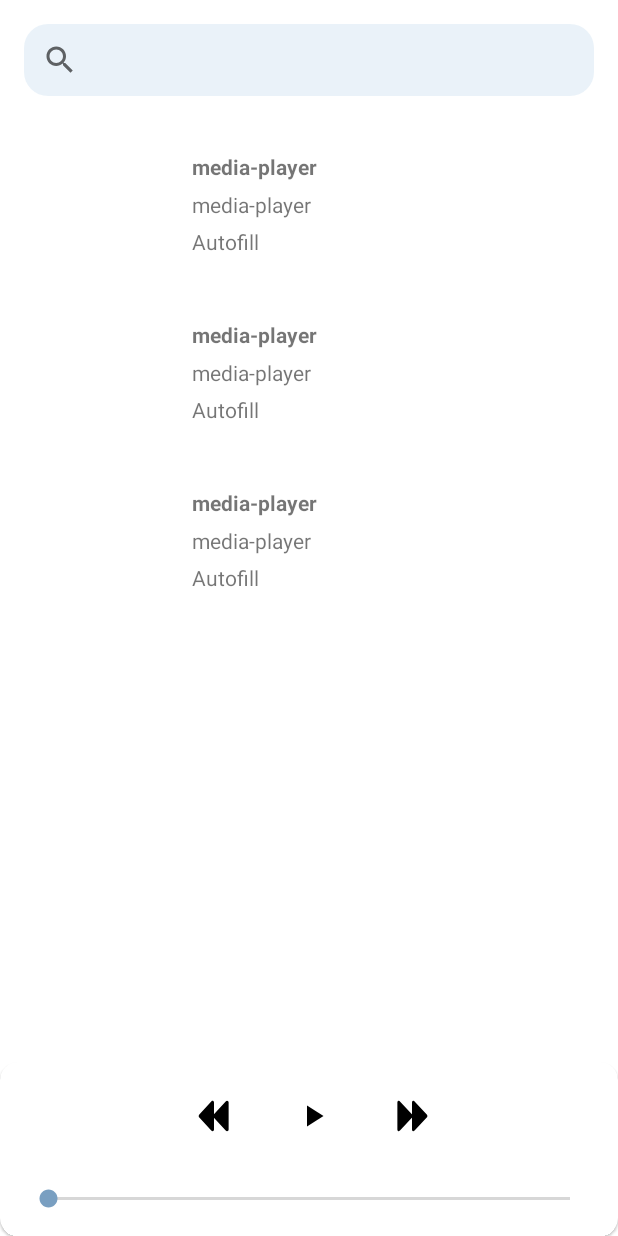
After one commit to yogigoey716/media-player, an Android app: the layout fragment_home.xml on its own in the app's theme, with its tools: preview values and no code run, on a phone screen of 412 x 824 dp. The commit adds this screen. Run offline under Robolectric (Android 15) with nearby library versions, the phone set to English and light mode, and no system bars.

Commit message:
Added feature play audio and implement services

```diff
--- /dev/null
+++ b/app/src/main/res/layout/fragment_home.xml
@@ -0,0 +1,126 @@
+<?xml version="1.0" encoding="utf-8"?>
+<androidx.constraintlayout.widget.ConstraintLayout xmlns:android="http://schemas.android.com/apk/res/android"
+    xmlns:app="http://schemas.android.com/apk/res-auto"
+    xmlns:tools="http://schemas.android.com/tools"
+    android:layout_width="match_parent"
+    android:layout_height="match_parent"
+    tools:context=".feature.home.HomeFragment">
+
+    <androidx.appcompat.widget.SearchView
+        android:id="@+id/search_view"
+        android:layout_width="match_parent"
+        android:layout_height="wrap_content"
+        android:layout_margin="@dimen/margin_medium"
+        android:background="@drawable/search_background"
+        app:layout_constraintEnd_toEndOf="parent"
+        app:layout_constraintStart_toStartOf="parent"
+        app:layout_constraintTop_toTopOf="parent" />
+
+    <ProgressBar
+        android:id="@+id/progress_bar"
+        android:layout_width="wrap_content"
+        android:layout_height="wrap_content"
+        android:layout_margin="@dimen/margin_medium"
+        android:visibility="gone"
+        android:indeterminateTint="@color/light_blue"
+        app:layout_constraintBottom_toBottomOf="parent"
+        app:layout_constraintEnd_toEndOf="parent"
+        app:layout_constraintStart_toStartOf="parent"
+        app:layout_constraintTop_toTopOf="parent"
+        />
+    <androidx.recyclerview.widget.RecyclerView
+        android:id="@+id/rv_records"
+        android:layout_width="match_parent"
+        android:layout_height="0dp"
+        android:layout_margin="@dimen/margin_medium"
+        app:layout_constraintBottom_toTopOf="@id/card_actions"
+        app:layout_constraintEnd_toEndOf="parent"
+        app:layout_constraintStart_toStartOf="parent"
+        app:layout_constraintTop_toBottomOf="@id/search_view"
+
+        tools:listitem="@layout/item_playlist" />
+
+    <com.google.android.material.card.MaterialCardView
+        android:id="@+id/card_actions"
+        android:layout_width="match_parent"
+        android:layout_height="wrap_content"
+        app:cardCornerRadius="12dp"
+        app:layout_constraintBottom_toBottomOf="parent"
+        app:layout_constraintEnd_toEndOf="parent"
+        app:layout_constraintStart_toStartOf="parent"
+        app:layout_constraintTop_toBottomOf="@id/rv_records">
+
+        <androidx.constraintlayout.widget.ConstraintLayout
+            android:layout_width="match_parent"
+            android:layout_height="wrap_content"
+            android:clickable="false">
+
+            <LinearLayout
+                android:id="@+id/ly_action"
+                android:layout_width="match_parent"
+                android:layout_height="wrap_content"
+                android:gravity="center"
+                android:orientation="horizontal"
+                app:layout_constraintEnd_toEndOf="parent"
+                app:layout_constraintStart_toStartOf="parent"
+                app:layout_constraintTop_toTopOf="parent">
+
+
+                <com.google.android.material.floatingactionbutton.FloatingActionButton
+                    android:id="@+id/btn_previous"
+                    android:layout_width="@dimen/button_media"
+                    android:layout_height="@dimen/button_media"
+                    android:src="@drawable/ic_previous"
+                    android:layout_margin="@dimen/margin_smapp"
+                    android:backgroundTint="@android:color/transparent"
+                    android:elevation="0dp" app:elevation="0dp"
+                    app:borderWidth="0dp"
+                    app:pressedTranslationZ="0dp" app:rippleColor="@android:color/white"
+                    android:text="" />
+
+
+                <com.google.android.material.floatingactionbutton.FloatingActionButton
+                    android:id="@+id/btn_play"
+                    android:layout_width="@dimen/button_media"
+                    android:layout_height="@dimen/button_media"
+                    android:minWidth="0dp"
+                    android:minHeight="0dp"
+                    android:layout_margin="@dimen/margin_smapp"
+                    android:src="@drawable/ic_play"
+                    android:backgroundTint="@android:color/transparent"
+                    android:elevation="0dp" app:elevation="0dp"
+                    app:borderWidth="0dp"
+                    app:pressedTranslationZ="0dp" app:rippleColor="@android:color/white"
+                    android:text="" />
+
+                <com.google.android.material.floatingactionbutton.FloatingActionButton
+                    android:id="@+id/btn_next"
+                    android:layout_width="@dimen/button_media"
+                    android:layout_height="@dimen/button_media"
+                    android:src="@drawable/ic_next"
+                    android:layout_margin="@dimen/margin_smapp"
+                    android:backgroundTint="@android:color/transparent"
+                    android:elevation="0dp" app:elevation="0dp"
+                    app:borderWidth="0dp"
+                    app:pressedTranslationZ="0dp" app:rippleColor="@android:color/white"
+                    android:text="" />
+            </LinearLayout>
+
+
+            <SeekBar
+                android:id="@+id/seek_bar"
+                android:layout_width="match_parent"
+                android:layout_height="wrap_content"
+                android:layout_margin="@dimen/margin_medium"
+                app:layout_constraintBottom_toBottomOf="parent"
+                app:layout_constraintEnd_toEndOf="parent"
+                app:layout_constraintStart_toStartOf="parent"
+                app:layout_constraintTop_toBottomOf="@id/ly_action"
+                android:thumbTint="@color/light_blue"/>
+
+        </androidx.constraintlayout.widget.ConstraintLayout>
+
+    </com.google.android.material.card.MaterialCardView>
+
+
+</androidx.constraintlayout.widget.ConstraintLayout>
--- /dev/null
+++ b/app/src/main/res/layout/item_playlist.xml
@@ -0,0 +1,50 @@
+<?xml version="1.0" encoding="utf-8"?>
+<androidx.constraintlayout.widget.ConstraintLayout xmlns:android="http://schemas.android.com/apk/res/android"
+    xmlns:app="http://schemas.android.com/apk/res-auto"
+    xmlns:tools="http://schemas.android.com/tools"
+    android:layout_width="match_parent"
+    android:layout_height="wrap_content">
+
+    <ImageView
+        android:id="@+id/iv_playlist"
+        android:layout_width="@dimen/record_image"
+        android:layout_height="@dimen/record_image"
+        android:layout_margin="@dimen/margin_medium"
+        android:contentDescription="@string/record_image"
+        app:layout_constraintBottom_toBottomOf="parent"
+        app:layout_constraintStart_toStartOf="parent"
+        app:layout_constraintTop_toTopOf="parent" />
+
+    <TextView
+        android:id="@+id/tv_record_name"
+        android:layout_width="0dp"
+        android:layout_height="wrap_content"
+        android:layout_marginStart="@dimen/margin_medium"
+        android:textStyle="bold"
+        app:layout_constraintBottom_toTopOf="@id/tv_artist"
+        app:layout_constraintStart_toEndOf="@id/iv_playlist"
+        app:layout_constraintTop_toTopOf="@id/iv_playlist"
+        tools:text="@string/app_name" />
+
+    <TextView
+        android:id="@+id/tv_artist"
+        android:layout_width="0dp"
+        android:layout_height="wrap_content"
+        android:layout_marginStart="@dimen/margin_medium"
+        app:layout_constraintBottom_toTopOf="@id/tv_record_album"
+        app:layout_constraintStart_toEndOf="@id/iv_playlist"
+        app:layout_constraintTop_toBottomOf="@id/tv_record_name"
+        tools:text="@string/app_name" />
+
+    <TextView
+        android:id="@+id/tv_record_album"
+        android:layout_width="0dp"
+        android:layout_height="wrap_content"
+        android:layout_marginStart="@dimen/margin_medium"
+        app:layout_constraintBottom_toBottomOf="@id/iv_playlist"
+        app:layout_constraintStart_toEndOf="@id/iv_playlist"
+        app:layout_constraintTop_toBottomOf="@id/tv_artist"
+        tools:text="@android:string/autofill" />
+
+
+</androidx.constraintlayout.widget.ConstraintLayout>
```
Also changed, not shown: app/src/main/java/com/yogigoey/mediaplayer/MainActivity.kt (+24 -7 lines), app/src/main/java/com/yogigoey/mediaplayer/feature/home/HomeFragment.kt (added, +166 -0 lines), app/src/main/java/com/yogigoey/mediaplayer/feature/home/HomeViewModel.kt (added, +168 -0 lines), app/src/main/java/com/yogigoey/mediaplayer/feature/home/adapter/PlaylistAdapter.kt (added, +83 -0 lines), app/src/main/res/layout/activity_main.xml (+13 -0 lines), app/src/main/res/layout/activity_player.xml (added, +10 -0 lines), app/src/main/res/layout/fragment_player.xml (added, +13 -0 lines), app/src/main/res/navigation/nav_graph.xml (added, +21 -0 lines).
